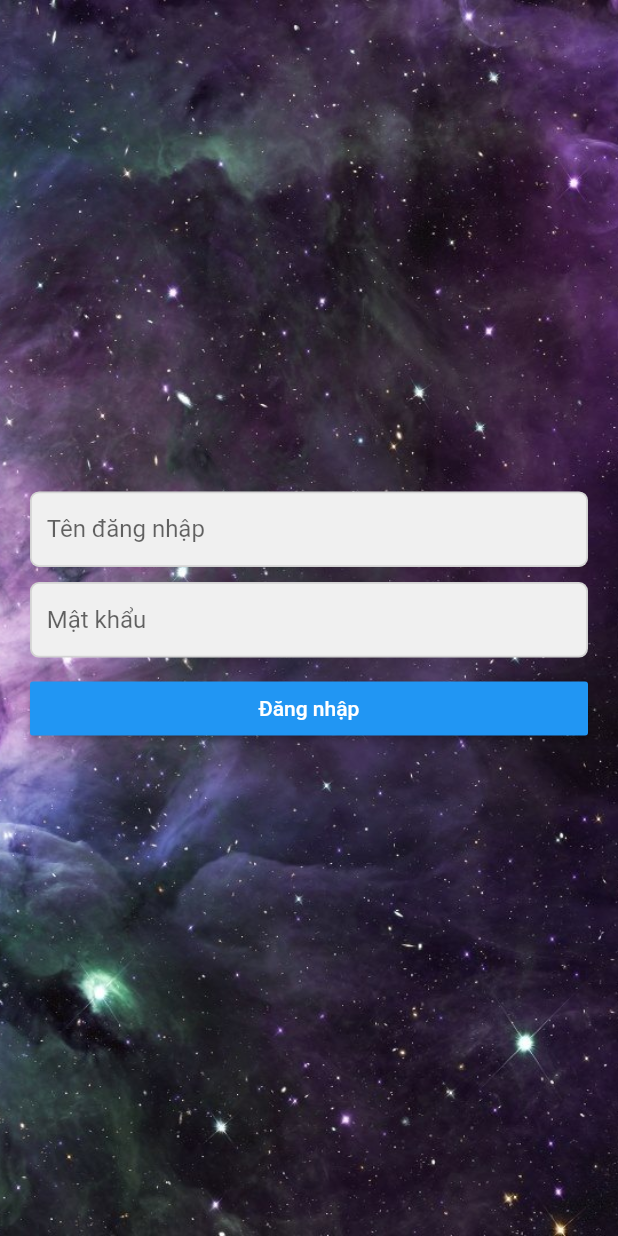
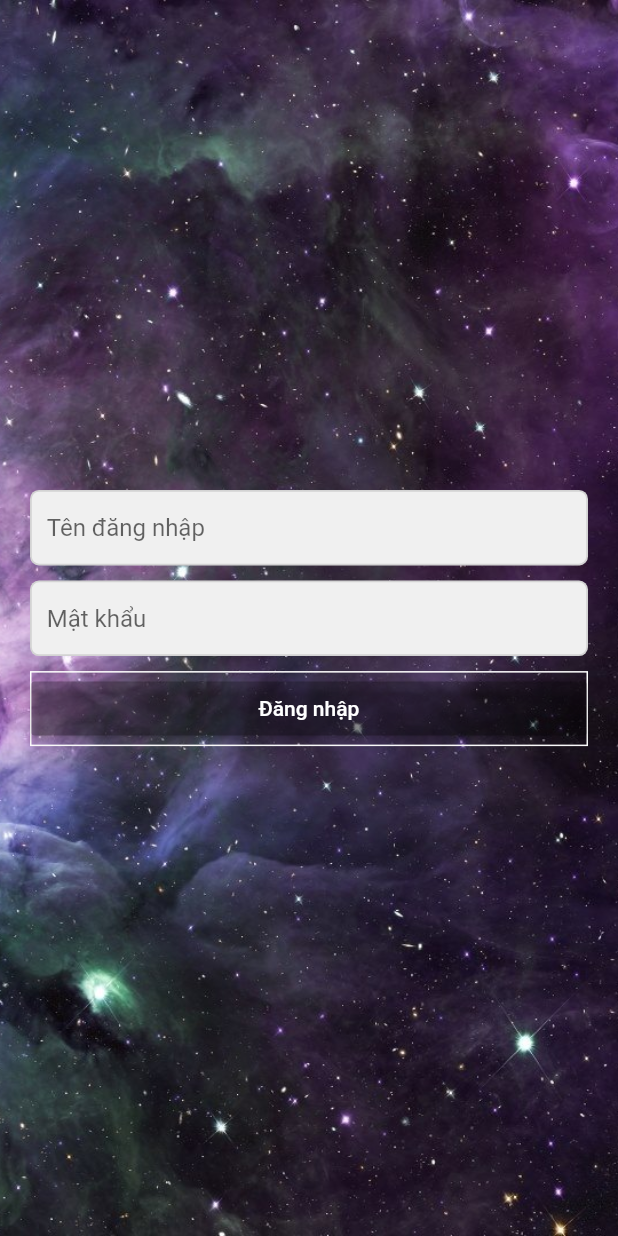
Before and after one commit to HieuTranTrung1204/TrainingFlutter, a Flutter app: the screen it shows after launch, on a phone screen of 412 x 824 dp. Run offline on Flutter 3.47's test engine with Material 2 defaults, Android fonts, the phone set to English and light mode, and no system bars.

Commit message:
+ update button "Đăng nhập"

```diff
--- a/lib/screenLogin.dart
+++ b/lib/screenLogin.dart
@@ -74,15 +74,24 @@ class screenLoginState extends State<screenLoginStateful> {
                   child: _txtPassword,
                 ),
                 new Container(
-                  margin : new EdgeInsets.only(left: 20.0,right: 20.0),
+                  margin : new EdgeInsets.only(left: 20.0, right: 20.0),
+                  decoration: const BoxDecoration(
+                    border: const Border(
+                      top: const BorderSide(width: 1.0, color: const Color(0xFFFFFFFFFF)),
+                      left: const BorderSide(width: 1.0, color: const Color(0xFFFFFFFFFF)),
+                      right: const BorderSide(width: 1.0, color: const Color(0xFFFFFFFFFF)),
+                      bottom: const BorderSide(width: 1.0, color: const Color(0xFFFFFFFFFF)),
+                    ),
+                  ),
                   child : new Row(
+                    mainAxisAlignment: MainAxisAlignment.center,
                     children: <Widget>[
                       new Expanded(
                         child: new RaisedButton(
-                          color: Colors.blue,
+                          color: Colors.black26,
                           textColor: Colors.white,
                           child:  new Text("Đăng nhập"),
-                          onPressed: (){},
+                          onPressed: () => {},
                           padding : new EdgeInsets.all(8.0),
                         ),
                       ),
```
